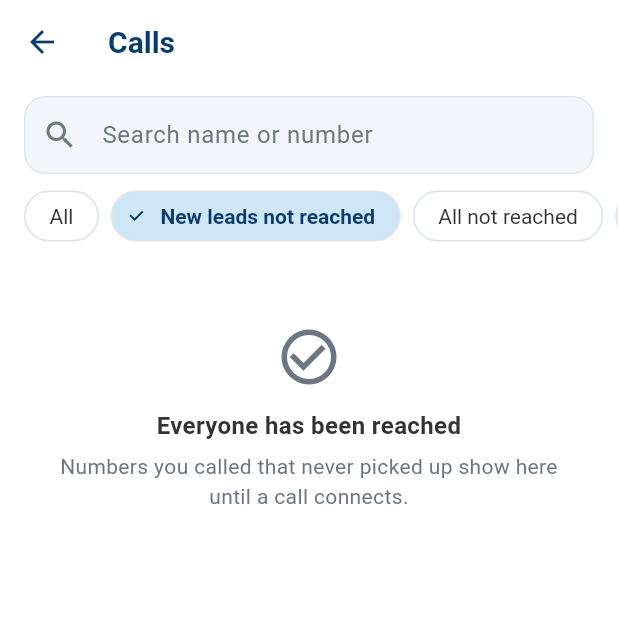
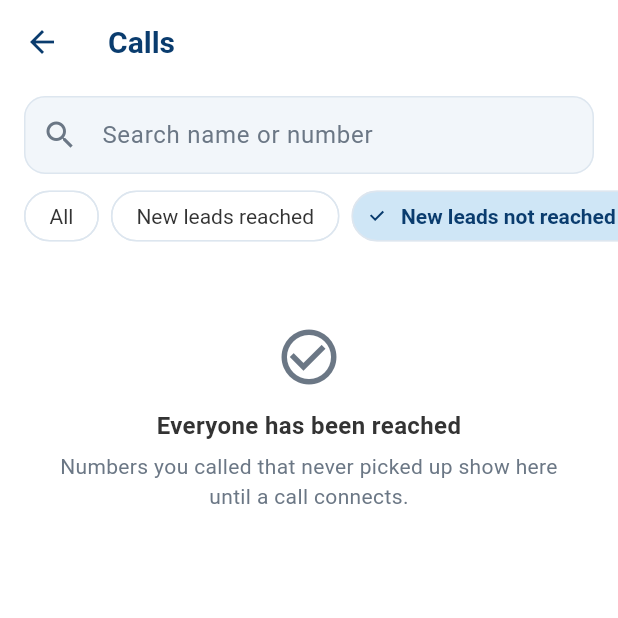
Before and after one commit to imrandoguy-dev/hipersign_mobile_app, a Flutter app: the CallsScreen screen opened directly, on a phone screen of 412 x 824 dp, the top half of it. Run offline on Flutter 3.47's test engine with Material 3 defaults, Android fonts, the phone set to English and light mode, and no system bars; our stand-ins replace firebase_core, firebase_messaging, flutter_local_notifications, flutter_secure_storage, image_picker, just_audio and 4 more; missing offline and left inert: record; accounts and stored records are empty; statements that could not run were skipped.

Commit message:
Calls: New leads reached filter
Co-Authored-By: Claude Opus 5.5 <noreply@anthropic.com>
Claude-Session: https://claude.ai/code/session_01FcPgS4KNVkv5KrQWAnb5Mh

```diff
--- a/lib/features/calls/calls_screen.dart
+++ b/lib/features/calls/calls_screen.dart
@@ -17,6 +17,7 @@ import '../recordings/recording_widgets.dart';
 
 const _filters = {
   'all': 'All',
+  'new_reached': 'New leads reached',
   'new_not_reached': 'New leads not reached',
   'not_reached': 'All not reached',
   'connected': 'Connected',
@@ -127,9 +128,13 @@ class _CallsScreenState extends State<CallsScreen> {
     }
   }
 
-  /// "New leads not reached (12)" - how many to call back.
+  /// "New leads not reached (12)" - how many to call back; "New leads reached (8 today)".
   String _chipLabel(String key, String label) {
     final today = _today;
+    if (key == 'new_reached') {
+      final n = today?['new_reached'];
+      return n == null || n == 0 ? label : '$label ($n today)';
+    }
     final n = (key == 'new_not_reached' || key == 'not_reached') && today != null ? today[key] : null;
     return n == null || n == 0 ? label : '$label ($n)';
   }
```
